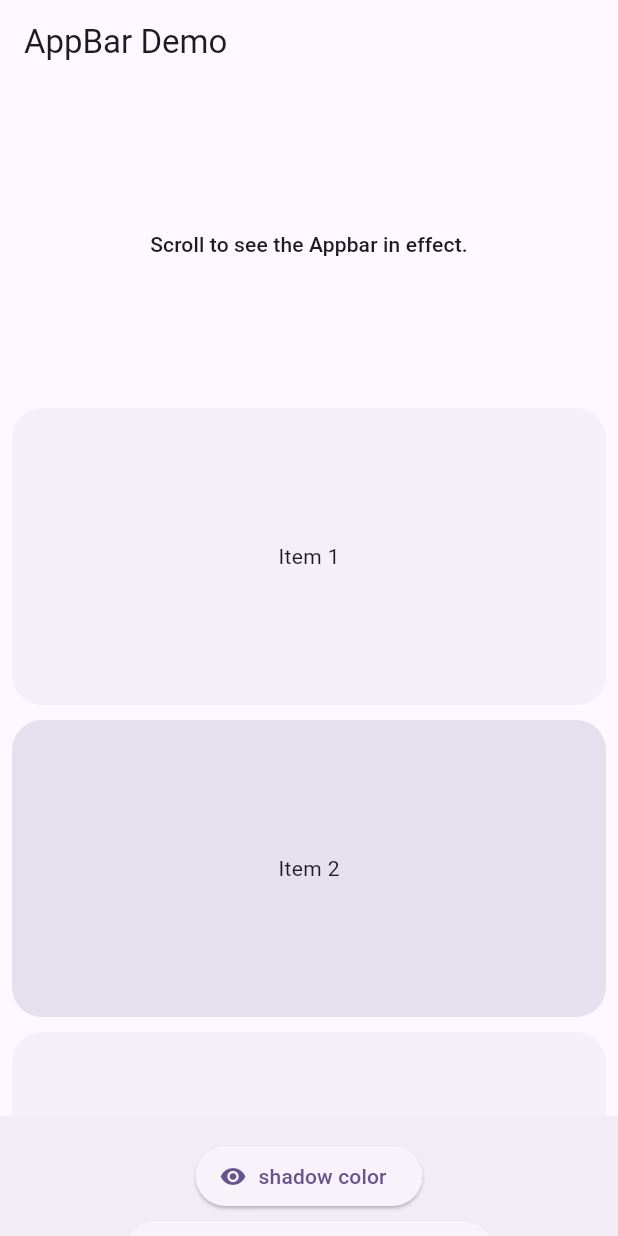
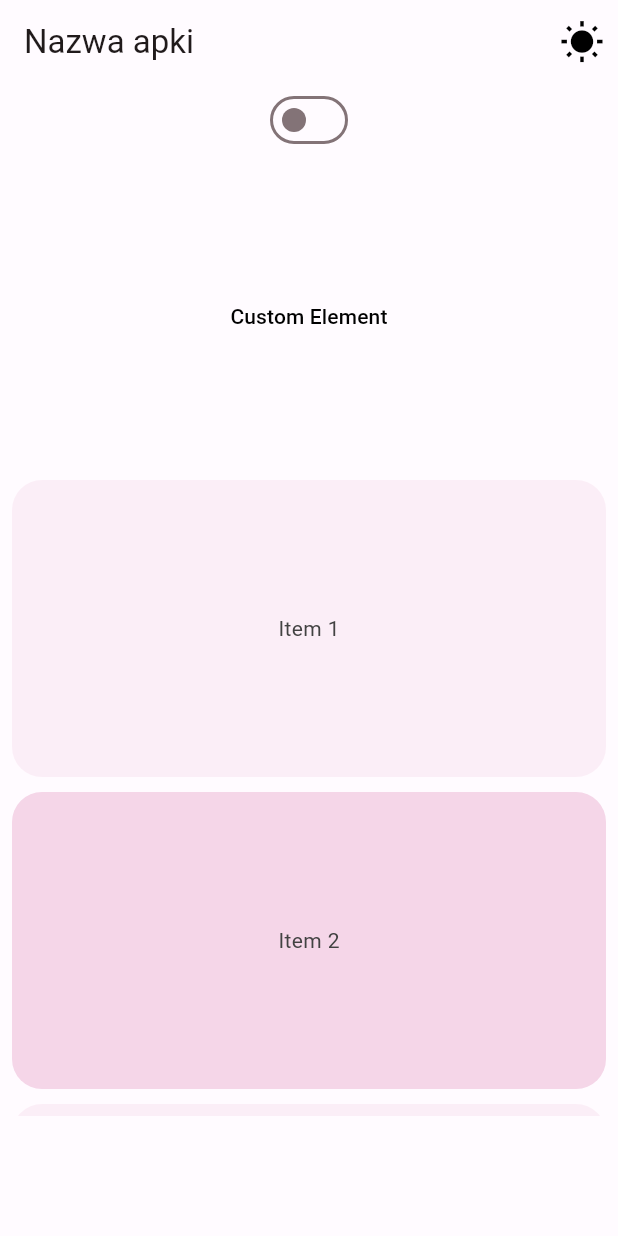
Before and after one commit to Fortland2018/Hackathon_plock_2024, a Flutter app: the screen it shows after launch, on a phone screen of 412 x 824 dp. Run offline on Flutter 3.47's test engine with Material 3 defaults, Android fonts, the phone set to English and light mode, and no system bars; our stand-ins replace shared_preferences.

Commit message:
Apka wstepnie gotowa

```diff
--- a/hackathon_plock_2024/lib/main.dart
+++ b/hackathon_plock_2024/lib/main.dart
@@ -1,4 +1,8 @@
 import 'package:flutter/material.dart';
+import 'package:provider/provider.dart'; // Dodaj ten import
+import 'package:hackathon_plock_2024/themes/light_mode.dart';
+import 'themes/dark_mode.dart';
+import 'themes/theme_provider.dart';
 
 final List<int> _items = List<int>.generate(10, (int index) => index);
 
@@ -9,27 +13,50 @@ class App extends StatelessWidget {
 
   @override
   Widget build(BuildContext context) {
+    return ChangeNotifierProvider(
+      create: (context) => ThemeProvider(),
+      child: Consumer<ThemeProvider>(
+        builder: (context, themeProvider, child) {
           return MaterialApp(
             debugShowCheckedModeBanner: false,
-      theme: ThemeData(
-        colorSchemeSeed: const Color(0xff6750a4),
-        useMaterial3: true,
+            title: 'Hackathon Plock 2024',
+            theme: themeProvider.themeData,
+            darkTheme: darkMode, // Zakładając, że masz zdefiniowany darkMode
+            themeMode: themeProvider.themeMode,
+            home: Home(),
+          );
+        },
       ),
-      home: const AppBarExample(),
     );
   }
 }
 
-class AppBarExample extends StatefulWidget {
-  const AppBarExample({super.key});
+class Home extends StatefulWidget {
+  const Home({super.key});
 
   @override
-  State<AppBarExample> createState() => _AppBarExampleState();
+  State<Home> createState() => _HomeState();
 }
 
-class _AppBarExampleState extends State<AppBarExample> {
+class _HomeState extends State<Home> {
   bool shadowColor = false;
   double? scrolledUnderElevation;
+  Widget buildtheme(BuildContext context) {
+    return IconButton(
+      icon: Icon(
+        Provider.of<ThemeProvider>(context).themeData == darkMode
+            ? Icons.nights_stay
+            : Icons.wb_sunny,
+        size: 30,
+        color: Provider.of<ThemeProvider>(context).themeData == darkMode
+            ? Colors.white
+            : Colors.black,
+      ),
+      onPressed: () {
+        Provider.of<ThemeProvider>(context, listen: false).toggleTheme();
+      },
+    );
+  }
 
   @override
   Widget build(BuildContext context) {
@@ -39,11 +66,32 @@ class _AppBarExampleState extends State<AppBarExample> {
 
     return Scaffold(
       appBar: AppBar(
-        title: const Text('AppBar Demo'),
-        scrolledUnderElevation: scrolledUnderElevation,
+        title: const Text('Nazwa apki'),
+        scrolledUnderElevation: 4,
         shadowColor: shadowColor ? Theme.of(context).colorScheme.shadow : null,
+        actions: [
+          Builder(
+            builder: (context) => buildtheme(context), // Użycie Buildera
           ),
-      body: GridView.builder(
+        ],
+      ),
+      body: Column(
+        children: [
+          Switch(
+            value:
+                Provider.of<ThemeProvider>(context).themeMode == ThemeMode.dark,
+            onChanged: (value) {
+              if (value) {
+                Provider.of<ThemeProvider>(context, listen: false)
+                    .changeTheme('dark', darkMode);
+              } else {
+                Provider.of<ThemeProvider>(context, listen: false)
+                    .changeTheme('light', lightMode);
+              }
+            },
+          ),
+          Expanded(
+            child: GridView.builder(
               itemCount: _items.length,
               padding: const EdgeInsets.all(8.0),
               gridDelegate: const SliverGridDelegateWithFixedCrossAxisCount(
@@ -56,7 +104,7 @@ class _AppBarExampleState extends State<AppBarExample> {
                 if (index == 0) {
                   return Center(
                     child: Text(
-                'Scroll to see the Appbar in effect.',
+                      'Custom Element',
                       style: Theme.of(context).textTheme.labelLarge,
                       textAlign: TextAlign.center,
                     ),
@@ -73,6 +121,9 @@ class _AppBarExampleState extends State<AppBarExample> {
                 );
               },
             ),
+          ),
+        ],
+      ),
       bottomNavigationBar: BottomAppBar(
         child: Padding(
           padding: const EdgeInsets.all(8),
@@ -80,44 +131,13 @@ class _AppBarExampleState extends State<AppBarExample> {
             overflowAlignment: OverflowBarAlignment.center,
             alignment: MainAxisAlignment.center,
             overflowSpacing: 5.0,
-            children: <Widget>[
-              ElevatedButton.icon(
-                onPressed: () {
-                  setState(() {
-                    shadowColor = !shadowColor;
-                  });
-                },
-                icon: Icon(
-                  shadowColor ? Icons.visibility_off : Icons.visibility,
-                ),
-                label: const Text('shadow color'),
-              ),
-              const SizedBox(width: 5),
-              ElevatedButton(
-                onPressed: () {
-                  if (scrolledUnderElevation == null) {
-                    setState(() {
-                      // Default elevation is 3.0, increment by 1.0.
-                      scrolledUnderElevation = 4.0;
-                    });
-                  } else {
-                    setState(() {
-                      scrolledUnderElevation = scrolledUnderElevation! + 1.0;
-                    });
-                  }
-                },
-                child: Text(
-                  'scrolledUnderElevation: ${scrolledUnderElevation ?? 'default'}',
-                ),
-              ),
-            ],
+            children: <Widget>[],
           ),
         ),
       ),
     );
   }
 }
-
 
 /*
     final themeProvider = Provider.of<ThemeProvider>(context);
```
Lines whose indentation alone changed are shown as unchanged.
